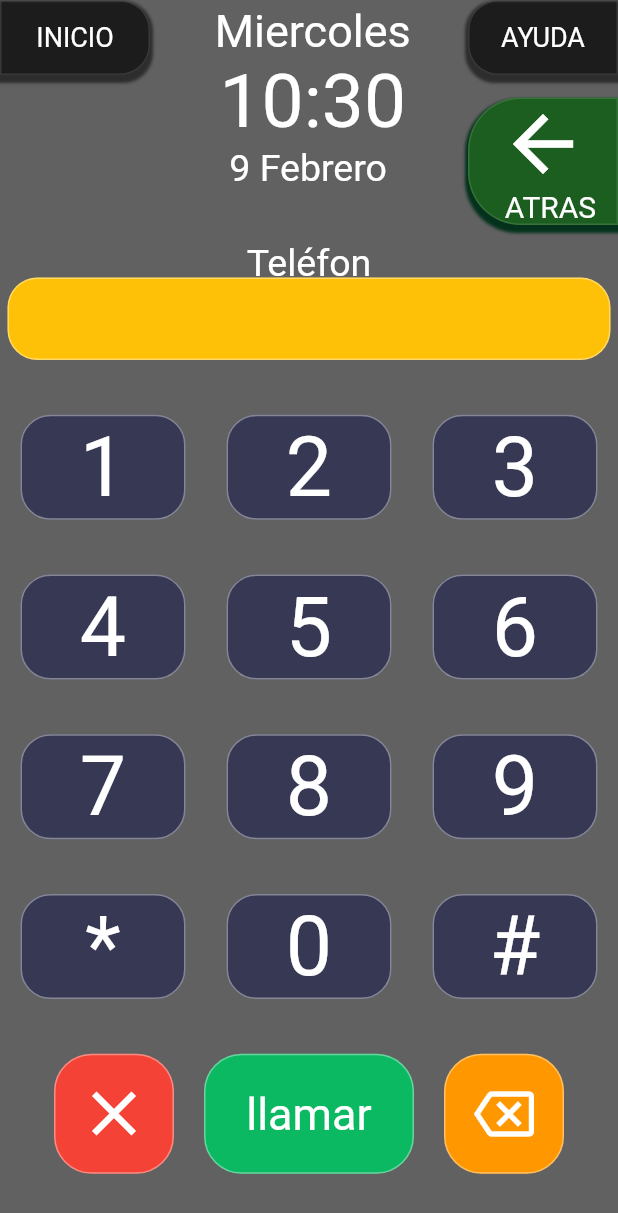
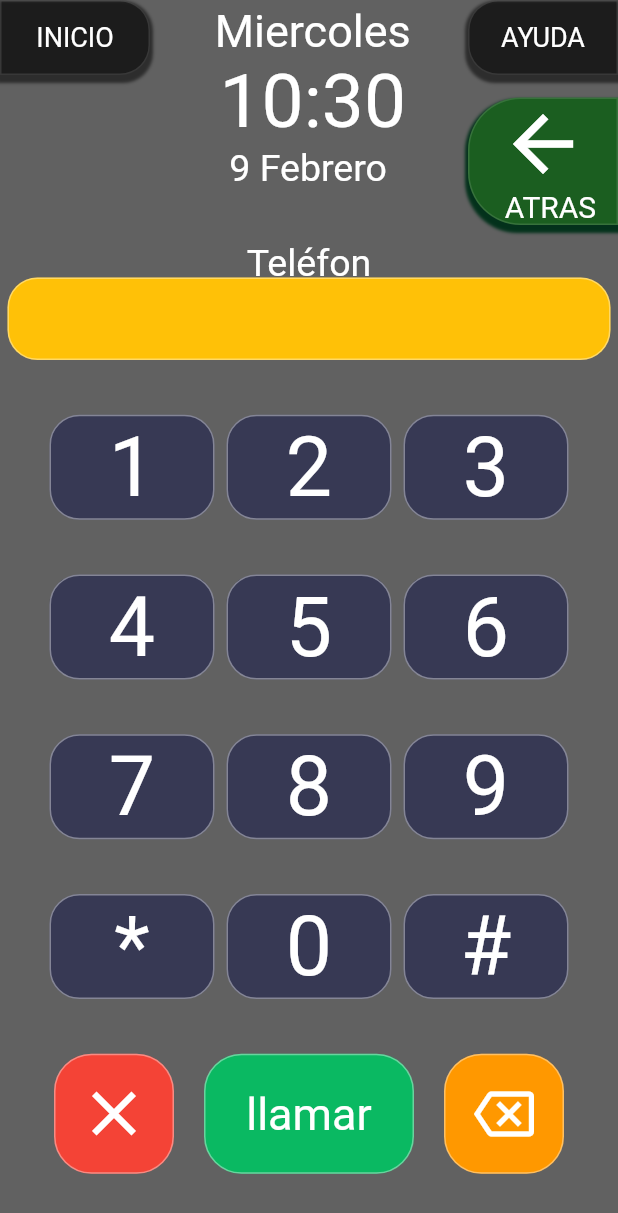
Before and after one commit to hualde666/rep-piproy, a Flutter app: the Discado screen opened directly, on a phone screen of 412 x 824 dp. Shown: the top 1213 px of the screen. Run offline on Flutter 3.47's test engine with Material 2 defaults, Android fonts, the phone set to English and light mode, and no system bars; our stand-ins replace audioplayers, battery, contacts_service, geolocator, permission_handler, shared_preferences and 2 more; missing offline and left inert: device_apps, flutter_phone_direct_caller; accounts and stored records are empty; statements that could not run were skipped.

Commit message:
ajustes color verde y disado telefono

```diff
--- a/lib/scr/pages/telefono_discado.dart
+++ b/lib/scr/pages/telefono_discado.dart
@@ -64,24 +64,48 @@ class _DiscadoState extends State<Discado> {
           //       children: teclado),
           // ),
 
-          Row(mainAxisAlignment: MainAxisAlignment.spaceAround, children: [
+          Row(mainAxisAlignment: MainAxisAlignment.center, children: [
             tecla(context, '1', myController),
+            SizedBox(
+              width: 8,
+            ),
             tecla(context, '2', myController),
+            SizedBox(
+              width: 8,
+            ),
             tecla(context, '3', myController)
           ]),
-          Row(mainAxisAlignment: MainAxisAlignment.spaceAround, children: [
+          Row(mainAxisAlignment: MainAxisAlignment.center, children: [
             tecla(context, '4', myController),
+            SizedBox(
+              width: 8,
+            ),
             tecla(context, '5', myController),
+            SizedBox(
+              width: 8,
+            ),
             tecla(context, '6', myController)
           ]),
-          Row(mainAxisAlignment: MainAxisAlignment.spaceAround, children: [
+          Row(mainAxisAlignment: MainAxisAlignment.center, children: [
             tecla(context, '7', myController),
+            SizedBox(
+              width: 8,
+            ),
             tecla(context, '8', myController),
+            SizedBox(
+              width: 8,
+            ),
             tecla(context, '9', myController)
           ]),
-          Row(mainAxisAlignment: MainAxisAlignment.spaceAround, children: [
+          Row(mainAxisAlignment: MainAxisAlignment.center, children: [
             tecla(context, '*', myController),
+            SizedBox(
+              width: 8,
+            ),
             tecla(context, '0', myController),
+            SizedBox(
+              width: 8,
+            ),
             tecla(context, '#', myController)
           ]),
           Row(
@@ -191,7 +215,9 @@ class _DiscadoState extends State<Discado> {
           child: Center(
             child: Text(
               tecla,
-              style: TextStyle(fontSize: 55, color: Colors.white),
+              style: TextStyle(
+                fontSize: 55,
+              ),
             ),
           ),
           decoration: BoxDecoration(
```
Also changed, not shown: lib/scr/pages/api_por_grupos.dart (+122 -57 lines).
